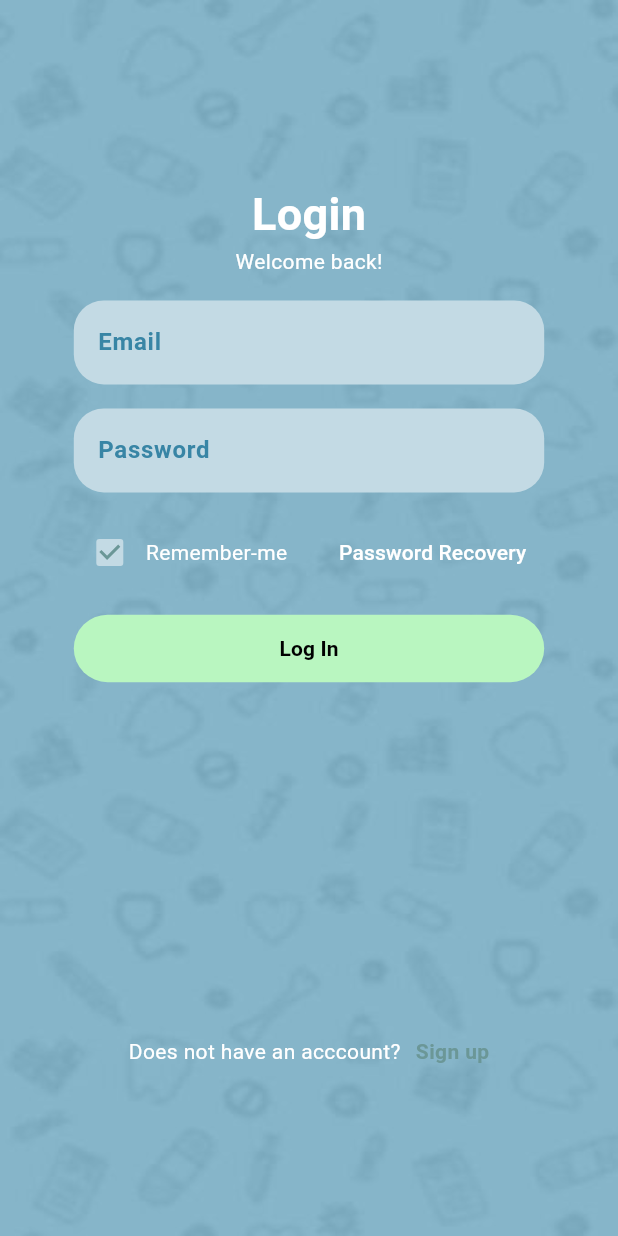
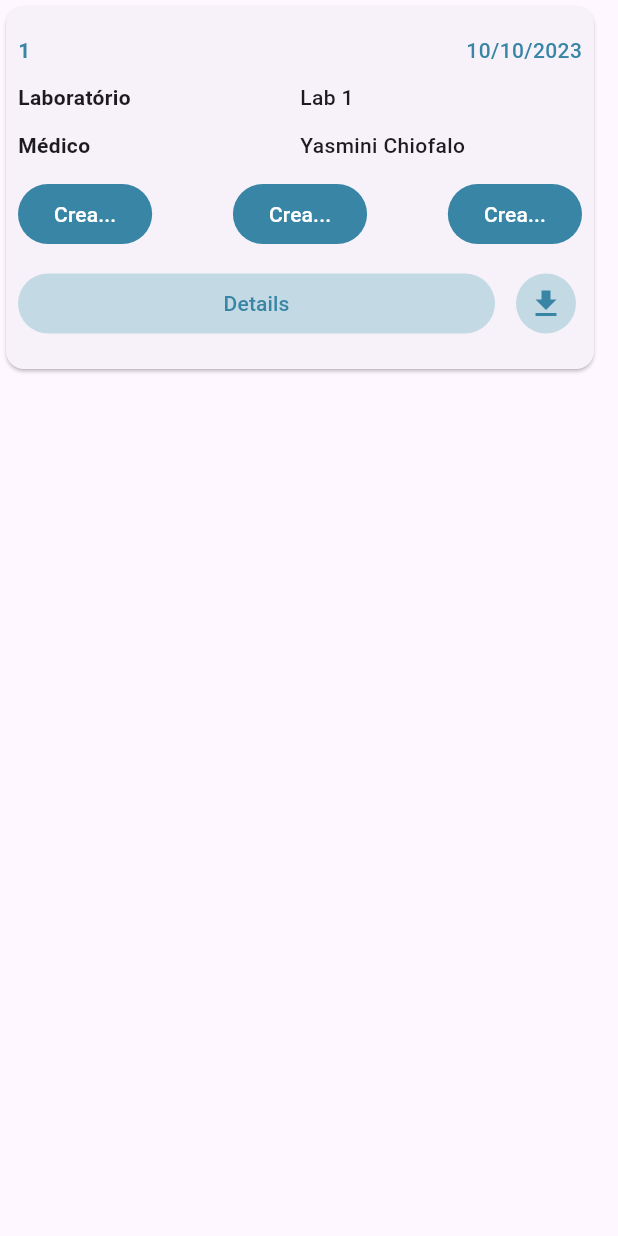
Before and after one commit to rozbr96/learning-flutter, a Flutter app: the screen it shows after launch, on a phone screen of 412 x 824 dp. Run offline on Flutter 3.47's test engine with Material 3 defaults, Android fonts, the phone set to English and light mode, and no system bars.

Commit message:
Add basic initial brief exam card

```diff
--- a/lib/main_app.dart
+++ b/lib/main_app.dart
@@ -1,9 +1,11 @@
 import 'package:flutter/material.dart';
+import 'package:learning_flutter/screens/home.dart';
 import 'package:learning_flutter/screens/login.dart';
 
 class MainApp extends StatelessWidget {
   const MainApp({super.key});
 
   @override
-  Widget build(BuildContext context) => const MaterialApp(home: LoginScreen());
+  Widget build(BuildContext context) => const MaterialApp(home: HomeScreen());
+  // Widget build(BuildContext context) => const MaterialApp(home: LoginScreen());
 }
--- /dev/null
+++ b/lib/screens/home.dart
@@ -0,0 +1,45 @@
+import 'package:flutter/material.dart';
+import 'package:learning_flutter/models/exam.dart';
+import 'package:learning_flutter/widgets/cards/exam_brief.dart';
+
+class HomeScreen extends StatelessWidget {
+  const HomeScreen({super.key});
+
+  @override
+  Widget build(BuildContext context) {
+    return Scaffold(
+      body: ExamBriefCard(
+        exam: Exam.fromJSON({
+          "id": 1,
+          "patient_id": 1,
+          "doctor_id": 4,
+          "lab_id": 1,
+          "date": "2023-10-10",
+          "created_at": "2024-05-29T20:11:44.592Z",
+          "updated_at": "2024-05-29T20:11:44.592Z",
+          "lab": {
+            "id": 1,
+            "name": "Lab 1",
+            "created_at": "2024-05-29T20:11:44.547Z",
+            "updated_at": "2024-05-29T20:11:44.547Z"
+          },
+          "doctor": {
+            "id": 4,
+            "name": "Yasmini Chiofalo",
+            "crm": "12345678904",
+            "created_at": "2024-05-29T20:11:44.540Z",
+            "updated_at": "2024-05-29T20:11:44.540Z"
+          },
+          "patient": {
+            "id": 1,
+            "name": "João Souza",
+            "cpf": "12345678901",
+            "email": "user@rebase.com",
+            "created_at": "2024-05-29T20:11:44.080Z",
+            "updated_at": "2024-05-29T20:11:44.080Z"
+          }
+        }),
+      ),
+    );
+  }
+}
--- /dev/null
+++ b/lib/widgets/cards/exam_brief.dart
@@ -0,0 +1,142 @@
+import 'package:flutter/material.dart';
+import 'package:learning_flutter/models/exam.dart';
+import 'package:learning_flutter/utils/colors.dart';
+
+class ExamBriefCard extends StatelessWidget {
+  final Exam exam;
+
+  const ExamBriefCard({super.key, required this.exam});
+
+  @override
+  Widget build(BuildContext context) {
+    return SizedBox(
+      height: 250,
+      width: 400,
+      child: Card(
+        child: Padding(
+          padding: const EdgeInsets.all(8.0),
+          child: Column(
+            mainAxisAlignment: MainAxisAlignment.spaceEvenly,
+            children: [
+              Row(
+                mainAxisAlignment: MainAxisAlignment.spaceBetween,
+                children: [
+                  Text(
+                    exam.id.toString(),
+                    style: const TextStyle(
+                      color: primaryForegroundColor,
+                      fontWeight: FontWeight.bold,
+                    ),
+                  ),
+                  Text(
+                    exam.formattedDate(),
+                    style: const TextStyle(
+                      color: primaryForegroundColor,
+                      fontWeight: FontWeight.w500,
+                    ),
+                  ),
+                ],
+              ),
+              Row(
+                mainAxisAlignment: MainAxisAlignment.spaceBetween,
+                children: [
+                  const Expanded(
+                    child: Text(
+                      'Laboratório',
+                      style: TextStyle(fontWeight: FontWeight.bold),
+                    ),
+                  ),
+                  Expanded(
+                    child: Text(
+                      exam.lab.name,
+                      style: const TextStyle(
+                        fontWeight: FontWeight.w500,
+                      ),
+                    ),
+                  ),
+                ],
+              ),
+              Row(
+                children: [
+                  const Expanded(
+                    child: Text(
+                      'Médico',
+                      style: TextStyle(fontWeight: FontWeight.bold),
+                    ),
+                  ),
+                  Expanded(
+                    child: Text(
+                      exam.doctor.name,
+                      style: const TextStyle(
+                        fontWeight: FontWeight.w500,
+                      ),
+                    ),
+                  ),
+                ],
+              ),
+              Row(
+                mainAxisAlignment: MainAxisAlignment.spaceBetween,
+                children: [
+                  FilledButton(
+                      onPressed: () {},
+                      style: const ButtonStyle(
+                        backgroundColor:
+                            MaterialStatePropertyAll(primaryForegroundColor),
+                      ),
+                      child: const Text('Crea...')),
+                  FilledButton(
+                      onPressed: () {},
+                      style: const ButtonStyle(
+                        backgroundColor:
+                            MaterialStatePropertyAll(primaryForegroundColor),
+                      ),
+                      child: const Text('Crea...')),
+                  FilledButton(
+                      onPressed: () {},
+                      style: const ButtonStyle(
+                        backgroundColor:
+                            MaterialStatePropertyAll(primaryForegroundColor),
+                      ),
+                      child: const Text('Crea...')),
+                ],
+              ),
+              Row(
+                mainAxisAlignment: MainAxisAlignment.spaceBetween,
+                children: [
+                  Expanded(
+                    child: FilledButton(
+                      onPressed: () {},
+                      style: const ButtonStyle(
+                        foregroundColor:
+                            MaterialStatePropertyAll(primaryForegroundColor),
+                        backgroundColor:
+                            MaterialStatePropertyAll(tertiaryBackgroundColor),
+                      ),
+                      child: const Text(
+                        'Details',
+                        style: TextStyle(
+                          fontWeight: FontWeight.w500,
+                        ),
+                      ),
+                    ),
+                  ),
+                  const SizedBox(width: 10),
+                  IconButton(
+                    onPressed: () {},
+                    icon: const Icon(Icons.download),
+                    style: const ButtonStyle(
+                      foregroundColor:
+                          MaterialStatePropertyAll(primaryForegroundColor),
+                      backgroundColor:
+                          MaterialStatePropertyAll(tertiaryBackgroundColor),
+                    ),
+                  ),
+                ],
+              ),
+            ],
+          ),
+        ),
+      ),
+    );
+  }
+}
```
